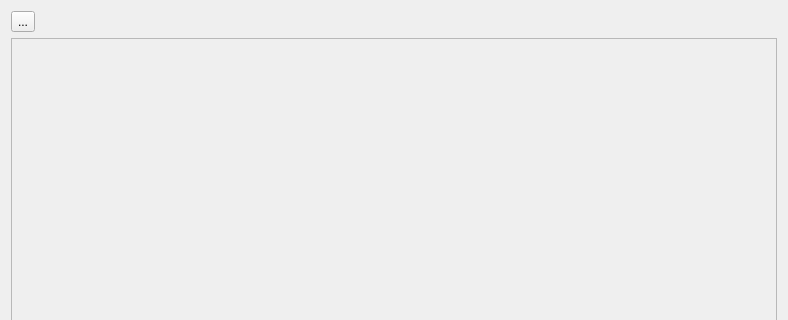
Old version of the form HypotesisEditForm.ui in the repository VladisGol/platon-accs; both pictures show x 0 to 788 and y 0 to 320 of the 788 by 516 pixel window.
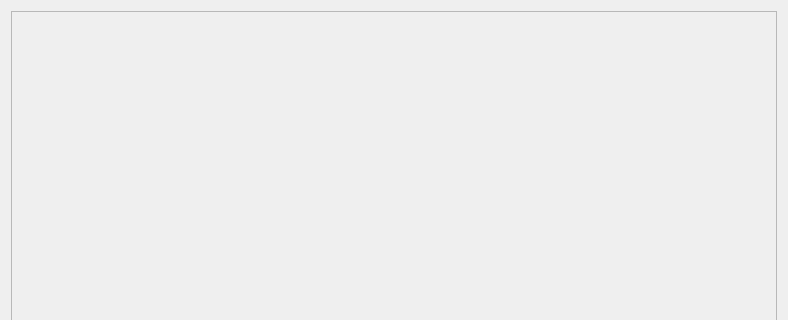
New version of the form.

```diff
--- a/HypotesisEditForm.ui
+++ b/HypotesisEditForm.ui
@@ -12,17 +12,8 @@
   <property name="windowTitle" >
    <string>Dialog</string>
   </property>
-  <layout class="QGridLayout" name="gridLayout_2" >
-   <item row="0" column="0" >
     <layout class="QGridLayout" name="gridLayout" >
      <item row="0" column="0" >
-      <widget class="QToolButton" name="toolButton" >
-       <property name="text" >
-        <string>...</string>
-       </property>
-      </widget>
-     </item>
-     <item row="1" column="0" >
       <widget class="QScrollArea" name="scrollArea" >
        <property name="accessibleName" >
         <string>SA</string>
@@ -35,14 +26,17 @@
          <rect>
           <x>0</x>
           <y>0</y>
-          <width>764</width>
-          <height>462</height>
-         </rect>
-        </property>
-       </widget>
-      </widget>
-     </item>
-    </layout>
+        <width>766</width>
+        <height>494</height>
+       </rect>
+      </property>
+      <layout class="QGridLayout" name="gridLayout_2" >
+       <item row="0" column="0" >
+        <layout class="QVBoxLayout" name="verticalLayout" />
+       </item>
+      </layout>
+     </widget>
+    </widget>
    </item>
   </layout>
  </widget>
```
Left out of the diff: 3 changed lines with no effect on the pictures. Lines whose indentation alone changed are shown as unchanged.
